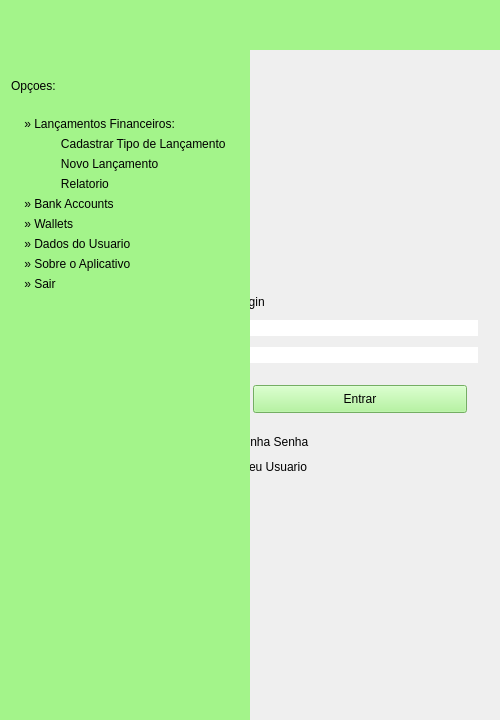
Qt form VirtualWallet/src/vision/mainwindow.ui (joaovicentesouto/INE5417) before a commit.
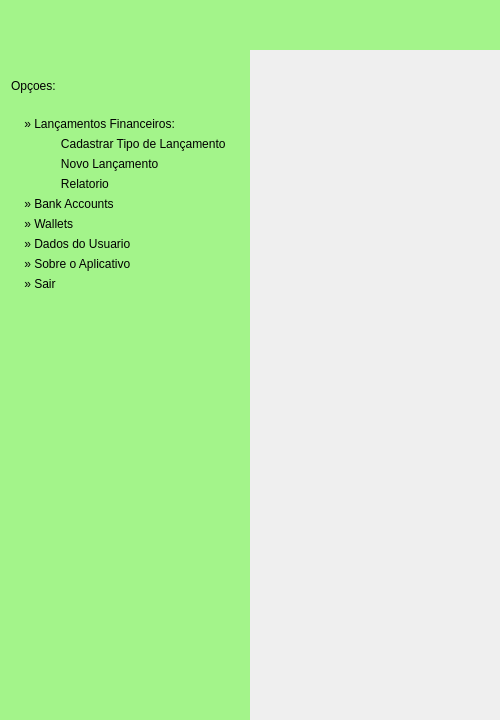
The same form after that commit. Custom widgets are drawn as their Qt base class.

Commit message: Separação da construção da tela de login para uma classe especializada.

```diff
--- a/VirtualWallet/src/vision/mainwindow.ui
+++ b/VirtualWallet/src/vision/mainwindow.ui
@@ -65,142 +65,13 @@
        <widget class="QWidget" name="NorthWidget" native="true"/>
       </item>
       <item>
-       <widget class="QWidget" name="CenterWidget" native="true">
-        <layout class="QVBoxLayout" name="verticalLayout_3">
-         <item>
-          <widget class="QPushButton" name="LoginMsg">
-           <property name="styleSheet">
-            <string notr="true">#LoginMsg
-{
-	color:  black;
-	background-color: transparent;
-	border: none;
-}</string>
-           </property>
-           <property name="text">
-            <string>Login</string>
-           </property>
-          </widget>
-         </item>
-         <item>
-          <widget class="QLineEdit" name="LoginName">
-           <property name="styleSheet">
-            <string notr="true">#LoginName
-{
-	border: none;
-    color: #565656;
-    font-size: 12px;
-}</string>
-           </property>
-           <property name="text">
-            <string>Nome</string>
-           </property>
-          </widget>
-         </item>
-         <item>
-          <widget class="QLineEdit" name="LoginPassword">
-           <property name="styleSheet">
-            <string notr="true">#LoginPassword
-{
-	border: none;
-    color: #565656;
-    font-size: 12px;
-}</string>
-           </property>
-           <property name="text">
-            <string>Senha</string>
-           </property>
-          </widget>
-         </item>
-         <item>
-          <widget class="QWidget" name="LoginButtons" native="true">
-           <property name="maximumSize">
-            <size>
-             <width>16777215</width>
-             <height>50</height>
-            </size>
-           </property>
-           <layout class="QHBoxLayout" name="horizontalLayout">
-            <item>
-             <widget class="QPushButton" name="CleanButton">
-              <property name="maximumSize">
-               <size>
-                <width>16777215</width>
-                <height>40</height>
-               </size>
-              </property>
-              <property name="styleSheet">
-               <string notr="true">#CleanButton
-{
-    background-color: #a3f48a;
-    color: black;
-    font-size: 12px;
-}</string>
-              </property>
-              <property name="text">
-               <string>Limpar</string>
-              </property>
-             </widget>
-            </item>
-            <item>
-             <widget class="QPushButton" name="ConfirmButton">
-              <property name="maximumSize">
-               <size>
-                <width>16777215</width>
-                <height>40</height>
-               </size>
-              </property>
-              <property name="styleSheet">
-               <string notr="true">#ConfirmButton
-{
-    background-color: #a3f48a;
-    color: black;
-    font-size: 12px;
-}</string>
-              </property>
-              <property name="text">
-               <string>Entrar</string>
-              </property>
-             </widget>
-            </item>
-           </layout>
-          </widget>
-         </item>
-         <item>
-          <widget class="QPushButton" name="LoginPasswordForgot">
-           <property name="styleSheet">
-            <string notr="true">#LoginPasswordForgot
-{
-	background-color: transparent;
-	border: none;
-	font-size: 12px;
-}</string>
-           </property>
-           <property name="text">
-            <string>Esqueci Minha Senha</string>
-           </property>
-          </widget>
-         </item>
-         <item>
-          <widget class="QPushButton" name="LoginNameForgot">
-           <property name="styleSheet">
-            <string notr="true">#LoginNameForgot
-{
-	background-color: transparent;
-	border: none;
-	font-size: 12px;
-}</string>
-           </property>
-           <property name="text">
-            <string>Esqueci Meu Usuario</string>
-           </property>
-          </widget>
-         </item>
-        </layout>
-       </widget>
+       <widget class="loginwidget" name="LoginCenterWidget" native="true"/>
       </item>
       <item>
-       <widget class="QWidget" name="SouthWidget" native="true"/>
+       <widget class="QWidget" name="LoginComplement" native="true"/>
+      </item>
+      <item>
+       <widget class="QWidget" name="LoginSouthWidget" native="true"/>
       </item>
      </layout>
     </widget>
@@ -1129,6 +1000,12 @@
    <header>./src/vision/wnewwallet.h</header>
    <container>1</container>
   </customwidget>
+  <customwidget>
+   <class>loginwidget</class>
+   <extends>QWidget</extends>
+   <header location="global">./src/vision/loginwidget.h</header>
+   <container>1</container>
+  </customwidget>
  </customwidgets>
  <resources/>
  <connections/>
```
Left out of the diff: 5 changed lines with no effect on the pictures. The commit also changes 6 other files.
